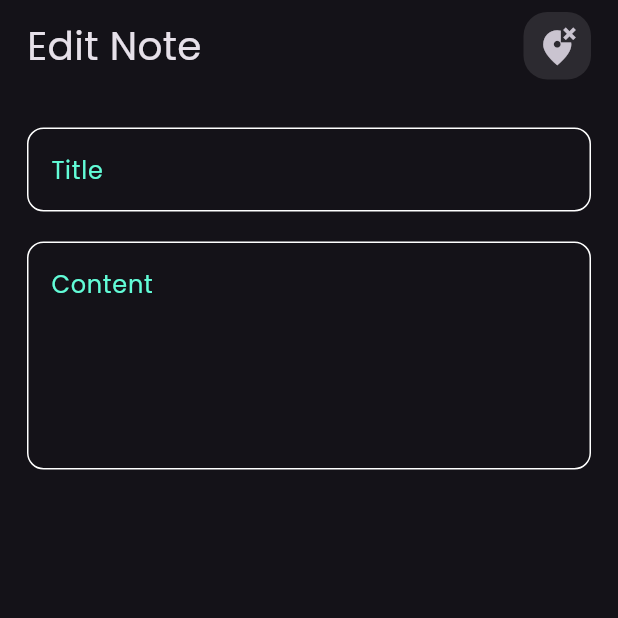
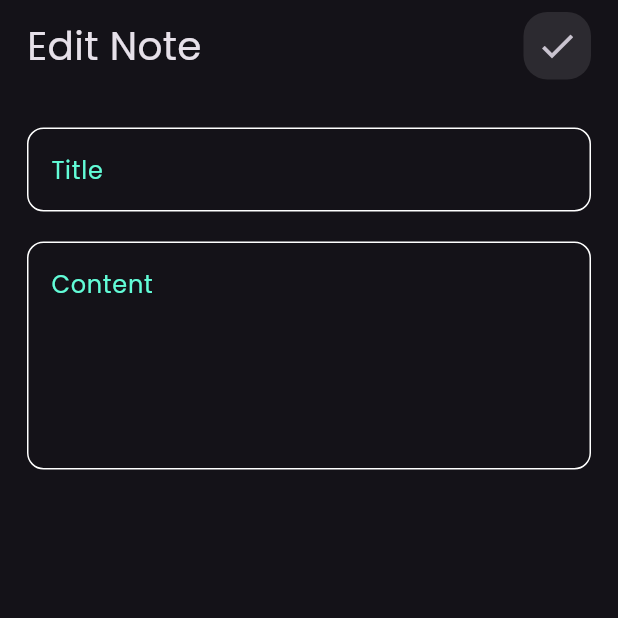
Before and after one commit to m7mdragab74/notes-app, a Flutter app: the EditNotesView screen opened directly, on a phone screen of 412 x 824 dp, the top half of it. Run offline on Flutter 3.47's test engine with Material 3 defaults, Android fonts, the phone set to English and light mode, and no system bars.

Commit message:
done edit notes view

```diff
--- a/lib/views/edit_notes_view.dart
+++ b/lib/views/edit_notes_view.dart
@@ -6,8 +6,10 @@ class EditNotesView extends StatelessWidget {
 
   @override
   Widget build(BuildContext context) {
-    return const Scaffold(
-      body: EditNotesViewBody(),
+    return const SafeArea(
+      child: Scaffold(
+        body: EditNotesViewBody(),
+      ),
     );
   }
 }
--- a/lib/widget/edit_notes_view_body.dart
+++ b/lib/widget/edit_notes_view_body.dart
@@ -14,7 +14,7 @@ class EditNotesViewBody extends StatelessWidget {
         children: [
           CustomAppBar(
             title: 'Edit Note',
-            icon: Icons.wrong_location,
+            icon: Icons.check,
           ),
           SizedBox(
             height: 32,
```
Also changed, not shown: lib/widget/custom_notes_item.dart (+11 -1 lines).
